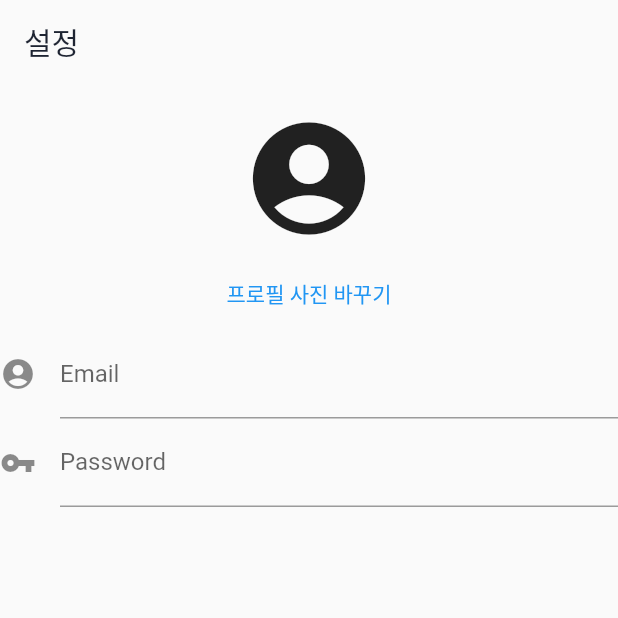
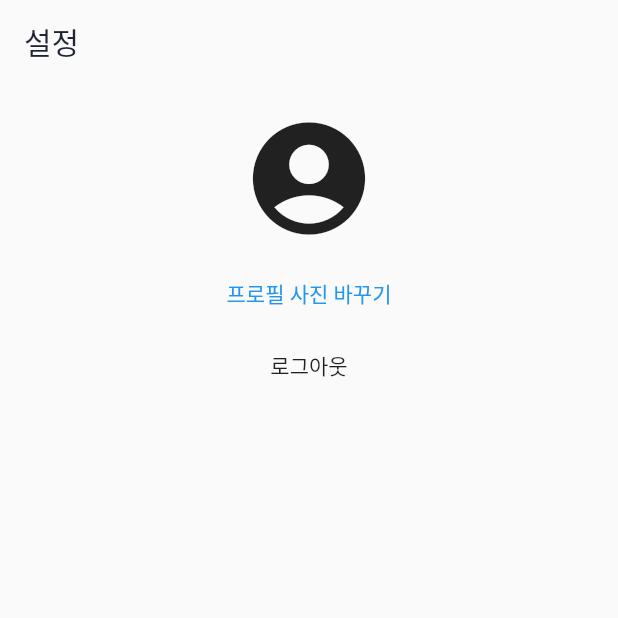
Before and after one commit to zipnyom/semble, a Flutter app: the AccountPage screen opened directly, on a phone screen of 412 x 824 dp, the top half of it. Run offline on Flutter 3.47's test engine with Material 2 defaults, Android fonts, the light colour scheme and no system bars; our stand-ins replace badges, cloud_firestore, firebase_auth, fl_chart, flutter_speed_dial, flutter_svg and 4 more; missing offline and left inert: flutter_beacon, nfc_in_flutter, quill_delta, zefyr; accounts and stored records are empty; generated files the repository leaves out were written again.

Commit message:
account page 로그아웃 버튼 추가

```diff
--- a/lib/screens/main/account_page.dart
+++ b/lib/screens/main/account_page.dart
@@ -1,4 +1,6 @@
+import 'package:firebase_auth/firebase_auth.dart';
 import 'package:flutter/material.dart';
+import 'package:schuul/screens/welcome/welcome_screen.dart';
 import 'package:schuul/widgets/widget.dart';
 
 class AccountPage extends StatefulWidget {
@@ -9,12 +11,23 @@ class AccountPage extends StatefulWidget {
 class _AccountPageState extends State<AccountPage> {
   @override
   Widget build(BuildContext context) {
-
     final GlobalKey<FormState> _formKey = GlobalKey<FormState>();
 
     final TextEditingController _emailController = TextEditingController();
 
     final TextEditingController _passwordController = TextEditingController();
+    void _signOut(BuildContext context) async {
+      await FirebaseAuth.instance.signOut();
+      // Navigator.push(
+      //   context,
+      //   MaterialPageRoute(
+      //     builder: (context) {
+      //       return WelcomeScreen();
+      //     },
+      //   ),
+      // );
+      // Navigator.pop(context);
+    }
 
     return Scaffold(
       appBar: customAppBar("설정", false, []),
@@ -35,40 +48,44 @@ class _AccountPageState extends State<AccountPage> {
               ),
             ),
             FlatButton(
-              onPressed: () {  },
-              child: Text("프로필 사진 바꾸기", style: TextStyle(color: Colors.blue),),
-            ),
-            Form(
-              key: _formKey,
-              child: Column(
-                crossAxisAlignment: CrossAxisAlignment.start,
-                children: <Widget>[
-                  TextFormField(
-                    controller: _emailController,
-                    decoration: InputDecoration(
-                        icon: Icon(Icons.account_circle), labelText: "Email"),
-                    validator: (String value) {
-                      if (value.isEmpty) {
-                        return "Please input correct Email.";
-                      }
-                      return null;
-                    },
-                  ),
-                  TextFormField(
-                    obscureText: true,
-                    controller: _passwordController,
-                    decoration: InputDecoration(
-                        icon: Icon(Icons.vpn_key), labelText: "Password"),
-                    validator: (String value) {
-                      if (value.isEmpty) {
-                        return "Please input correct password.";
-                      }
-                      return null;
-                    },
-                  ),
-                ],
+              onPressed: () {},
+              child: Text(
+                "프로필 사진 바꾸기",
+                style: TextStyle(color: Colors.blue),
               ),
             ),
+            FlatButton(child: Text("로그아웃"), onPressed: () => _signOut)
+            // Form(
+            //   key: _formKey,
+            //   child: Column(
+            //     crossAxisAlignment: CrossAxisAlignment.start,
+            //     children: <Widget>[
+            //       TextFormField(
+            //         controller: _emailController,
+            //         decoration: InputDecoration(
+            //             icon: Icon(Icons.account_circle), labelText: "Email"),
+            //         validator: (String value) {
+            //           if (value.isEmpty) {
+            //             return "Please input correct Email.";
+            //           }
+            //           return null;
+            //         },
+            //       ),
+            //       TextFormField(
+            //         obscureText: true,
+            //         controller: _passwordController,
+            //         decoration: InputDecoration(
+            //             icon: Icon(Icons.vpn_key), labelText: "Password"),
+            //         validator: (String value) {
+            //           if (value.isEmpty) {
+            //             return "Please input correct password.";
+            //           }
+            //           return null;
+            //         },
+            //       ),
+            //     ],
+            //   ),
+            // ),
           ],
         ),
       ),
--- a/lib/screens/main/main_route.dart
+++ b/lib/screens/main/main_route.dart
@@ -26,6 +26,7 @@ class _MainRouteState extends State<MainRoute> {
       setState(() => _currentTab = tabItem);
     }
   }
+
 
   @override
   Widget build(BuildContext context) {
```
